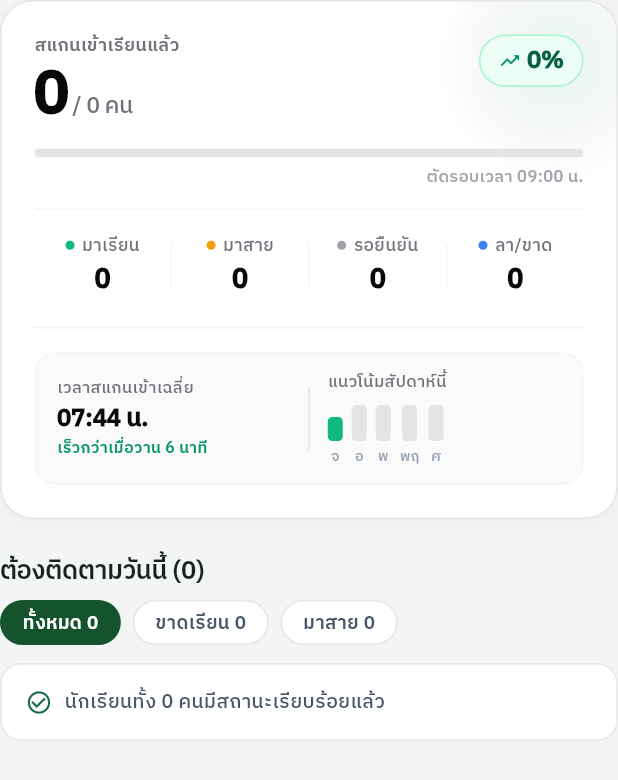
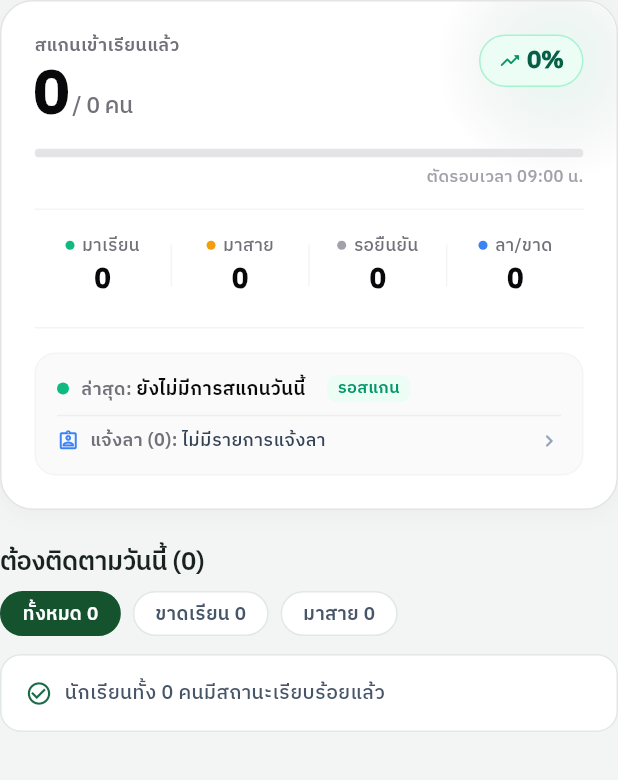
Before and after one commit to Thanawanit/Student_APP, a Flutter app: the ClassroomIntelligencePanel widget shown alone on an empty page, opened directly with empty values, on a phone screen of 412 x 824 dp. Shown: the top 780 px of the screen. Run offline on Flutter 3.47's test engine with Material 3 defaults, Android fonts, the phone set to English and light mode, and no system bars.

Commit message:
feat(ui): show live latest scan and leave notes in teacher insight box

```diff
--- a/lib/shared/widgets/summary_metric_strip.dart
+++ b/lib/shared/widgets/summary_metric_strip.dart
@@ -62,6 +62,22 @@ class ClassroomIntelligencePanel extends StatelessWidget {
             return bt.compareTo(at);
           });
 
+    final scannedStudents =
+        snapshot.students
+            .where((s) => s.todayEntry.firstScanAt != null)
+            .toList()
+          ..sort(
+            (a, b) =>
+                b.todayEntry.firstScanAt!.compareTo(a.todayEntry.firstScanAt!),
+          );
+    final latestScanStudent = scannedStudents.isNotEmpty
+        ? scannedStudents.first
+        : null;
+
+    final leaveStudents = snapshot.students
+        .where((s) => s.todayEntry.status == AttendanceStatus.leave)
+        .toList();
+
     final heroCard = _WhiteHeroBentoCard(
       checkedIn: checkedIn,
       total: total,
@@ -70,6 +86,11 @@ class ClassroomIntelligencePanel extends StatelessWidget {
       lateCount: snapshot.lateCount,
       pendingCount: snapshot.pendingCount + snapshot.unknownCount,
       leaveOrAbsentCount: snapshot.leaveCount + snapshot.absentCount,
+      latestScanStudent: latestScanStudent,
+      leaveStudents: leaveStudents,
+      onTapLatestStudent: latestScanStudent != null && onTapStudent != null
+          ? () => onTapStudent!(latestScanStudent)
+          : null,
       onTapStatus: onOpenStudentList,
     );
 
@@ -125,6 +146,9 @@ class _WhiteHeroBentoCard extends StatelessWidget {
     required this.lateCount,
     required this.pendingCount,
     required this.leaveOrAbsentCount,
+    required this.latestScanStudent,
+    required this.leaveStudents,
+    this.onTapLatestStudent,
     this.onTapStatus,
   });
 
@@ -135,6 +159,9 @@ class _WhiteHeroBentoCard extends StatelessWidget {
   final int lateCount;
   final int pendingCount;
   final int leaveOrAbsentCount;
+  final StudentAttendanceRecord? latestScanStudent;
+  final List<StudentAttendanceRecord> leaveStudents;
+  final VoidCallback? onTapLatestStudent;
   final ValueChanged<AttendanceStatus?>? onTapStatus;
 
   @override
@@ -398,8 +425,15 @@ class _WhiteHeroBentoCard extends StatelessWidget {
                   ),
                   const SizedBox(height: 16),
 
-                  // 4. Secondary Insight & Weekly Trend Footer
-                  _WeeklyInsightFooter(),
+                  // 4. Real-time Actionable Classroom Insights
+                  _ActionableInsightFeed(
+                    latestScanStudent: latestScanStudent,
+                    leaveStudents: leaveStudents,
+                    onTapLatestStudent: onTapLatestStudent,
+                    onTapLeave: onTapStatus != null
+                        ? () => onTapStatus!(AttendanceStatus.leave)
+                        : null,
+                  ),
                 ],
               ),
             ),
@@ -410,127 +444,175 @@ class _WhiteHeroBentoCard extends StatelessWidget {
   }
 }
 
-class _WeeklyInsightFooter extends StatelessWidget {
-  const _WeeklyInsightFooter();
+class _ActionableInsightFeed extends StatelessWidget {
+  const _ActionableInsightFeed({
+    required this.latestScanStudent,
+    required this.leaveStudents,
+    this.onTapLatestStudent,
+    this.onTapLeave,
+  });
 
-  static const List<({String day, double height, Color color})> _sparkBars =
-      <({String day, double height, Color color})>[
-        (day: 'จ', height: 16, color: Color(0xFF10B981)),
-        (day: 'อ', height: 24, color: Color(0xFFE4E4E7)),
-        (day: 'พ', height: 24, color: Color(0xFFE4E4E7)),
-        (day: 'พฤ', height: 24, color: Color(0xFFE4E4E7)),
-        (day: 'ศ', height: 24, color: Color(0xFFE4E4E7)),
-      ];
+  final StudentAttendanceRecord? latestScanStudent;
+  final List<StudentAttendanceRecord> leaveStudents;
+  final VoidCallback? onTapLatestStudent;
+  final VoidCallback? onTapLeave;
+
+  String _formatLeaveSummary() {
+    if (leaveStudents.isEmpty) {
+      return 'ไม่มีรายการแจ้งลา';
+    }
+    return leaveStudents
+        .map((s) {
+          final firstName = s.fullName.trim().split(RegExp(r'\s+')).first;
+          final audits = s.todayEntry.auditEntries;
+          final note = audits.isNotEmpty ? audits.last.note?.trim() : null;
+          if (note != null && note.isNotEmpty) {
+            return '$firstName ($note)';
+          }
+          return '$firstName (แจ้งลา)';
+        })
+        .join(', ');
+  }
 
   @override
   Widget build(BuildContext context) {
+    final latest = latestScanStudent;
+    final scanAt = latest?.todayEntry.firstScanAt;
+    final isLate = latest?.todayEntry.status == AttendanceStatus.late;
+
+    final String latestPillText = latest != null && scanAt != null
+        ? '${ThaiFormat.time24Nbsp(scanAt)} • ${isLate ? 'สาย' : latest.todayEntry.status.label}'
+        : 'รอสแกน';
+
     return Container(
-      padding: const EdgeInsets.symmetric(horizontal: 14, vertical: 12),
+      padding: const EdgeInsets.all(14),
       decoration: BoxDecoration(
         color: const Color(0xFFFAFAFA),
         borderRadius: BorderRadius.circular(14),
         border: Border.all(color: const Color(0xFFF4F4F5)),
       ),
-      child: Row(
-        crossAxisAlignment: CrossAxisAlignment.center,
-        children: <Widget>[
-          Expanded(
       child: Column(
-              crossAxisAlignment: CrossAxisAlignment.start,
         mainAxisSize: MainAxisSize.min,
         children: <Widget>[
-                Text(
-                  'เวลาสแกนเข้าเฉลี่ย',
+          // Row 1: Live Latest Check-in
+          InkWell(
+            onTap: onTapLatestStudent,
+            borderRadius: BorderRadius.circular(8),
+            child: Row(
+              children: <Widget>[
+                Container(
+                  width: 8,
+                  height: 8,
+                  decoration: const BoxDecoration(
+                    color: Color(0xFF10B981),
+                    shape: BoxShape.circle,
+                  ),
+                ),
+                const SizedBox(width: 8),
+                Expanded(
+                  child: Text.rich(
+                    TextSpan(
+                      children: <InlineSpan>[
+                        TextSpan(
+                          text: 'ล่าสุด: ',
                           style: AppTypography.microLabel.copyWith(
-                    fontSize: 11,
-                    fontWeight: FontWeight.w500,
+                            fontSize: 12,
+                            fontWeight: FontWeight.w600,
                             color: const Color(0xFF71717A),
                           ),
                         ),
-                const SizedBox(height: 3),
-                Text(
-                  '07:44\u00A0น.',
-                  style: AppTypography.sectionTitle.copyWith(
-                    fontSize: 16,
-                    fontWeight: FontWeight.w800,
+                        TextSpan(
+                          text: latest?.fullName ?? 'ยังไม่มีการสแกนวันนี้',
+                          style: AppTypography.microLabel.copyWith(
+                            fontSize: 12.5,
+                            fontWeight: FontWeight.w700,
                             color: const Color(0xFF09090B),
+                          ),
+                        ),
+                      ],
+                    ),
+                    maxLines: 1,
+                    overflow: TextOverflow.ellipsis,
+                  ),
+                ),
+                const SizedBox(width: 8),
+                Flexible(
+                  fit: FlexFit.loose,
+                  child: Container(
+                    padding: const EdgeInsets.symmetric(
+                      horizontal: 7,
+                      vertical: 2,
+                    ),
+                    decoration: BoxDecoration(
+                      color: isLate
+                          ? const Color(0xFFFEF3C7)
+                          : const Color(0xFFECFDF5),
+                      borderRadius: BorderRadius.circular(6),
+                    ),
+                    child: Text(
+                      latestPillText,
+                      maxLines: 1,
+                      overflow: TextOverflow.ellipsis,
+                      style: AppTypography.microLabel.copyWith(
+                        fontSize: 11,
+                        fontWeight: FontWeight.w700,
+                        color: isLate
+                            ? const Color(0xFFB45309)
+                            : const Color(0xFF059669),
                         fontFeatures: const <FontFeature>[
                           FontFeature.tabularFigures(),
                         ],
                       ),
                     ),
-                const SizedBox(height: 2),
-                Text(
-                  'เร็วกว่าเมื่อวาน 6 นาที',
-                  style: AppTypography.microLabel.copyWith(
-                    fontSize: 10.5,
-                    fontWeight: FontWeight.w600,
-                    color: const Color(0xFF059669),
                   ),
                 ),
               ],
             ),
           ),
-          Container(
-            width: 1,
-            height: 42,
-            color: const Color(0xFFE4E4E7),
-            margin: const EdgeInsets.symmetric(horizontal: 12),
+          const Divider(height: 18, thickness: 1, color: Color(0xFFEEEEEE)),
+          // Row 2: Today's Leave & Absence Notes
+          InkWell(
+            onTap: onTapLeave,
+            borderRadius: BorderRadius.circular(8),
+            child: Row(
+              children: <Widget>[
+                const Icon(
+                  Icons.assignment_ind_outlined,
+                  size: 15,
+                  color: Color(0xFF3B82F6),
                 ),
-          Flexible(
-            child: Column(
-              crossAxisAlignment: CrossAxisAlignment.start,
-              mainAxisSize: MainAxisSize.min,
-              children: <Widget>[
-                Text(
-                  'แนวโน้มสัปดาห์นี้',
-                  maxLines: 1,
-                  overflow: TextOverflow.ellipsis,
+                const SizedBox(width: 7),
+                Expanded(
+                  child: Text.rich(
+                    TextSpan(
+                      children: <InlineSpan>[
+                        TextSpan(
+                          text: 'แจ้งลา (${leaveStudents.length}): ',
                           style: AppTypography.microLabel.copyWith(
-                    fontSize: 11,
-                    fontWeight: FontWeight.w500,
+                            fontSize: 12,
+                            fontWeight: FontWeight.w600,
                             color: const Color(0xFF71717A),
                           ),
                         ),
-                const SizedBox(height: 6),
-                FittedBox(
-                  fit: BoxFit.scaleDown,
-                  alignment: Alignment.centerLeft,
-                  child: Row(
-                    mainAxisSize: MainAxisSize.min,
-                    children: <Widget>[
-                      for (var i = 0; i < _sparkBars.length; i++) ...<Widget>[
-                        Column(
-                          mainAxisSize: MainAxisSize.min,
-                          children: <Widget>[
-                            SizedBox(
-                              height: 26,
-                              child: Align(
-                                alignment: Alignment.bottomCenter,
-                                child: Container(
-                                  width: 10,
-                                  height: _sparkBars[i].height,
-                                  decoration: BoxDecoration(
-                                    color: _sparkBars[i].color,
-                                    borderRadius: BorderRadius.circular(3),
-                                  ),
-                                ),
-                              ),
-                            ),
-                            const SizedBox(height: 4),
-                            Text(
-                              _sparkBars[i].day,
+                        TextSpan(
+                          text: _formatLeaveSummary(),
                           style: AppTypography.microLabel.copyWith(
-                                fontSize: 9.5,
-                                color: const Color(0xFF94A3B8),
+                            fontSize: 12,
+                            fontWeight: FontWeight.w500,
+                            color: const Color(0xFF334155),
                           ),
                         ),
                       ],
                     ),
-                        if (i < _sparkBars.length - 1) const SizedBox(width: 6),
-                      ],
-                    ],
+                    maxLines: 1,
+                    overflow: TextOverflow.ellipsis,
                   ),
+                ),
+                const SizedBox(width: 6),
+                const Icon(
+                  Icons.chevron_right_rounded,
+                  size: 16,
+                  color: Color(0xFF94A3B8),
                 ),
               ],
             ),
```
Lines whose indentation alone changed are shown as unchanged.
